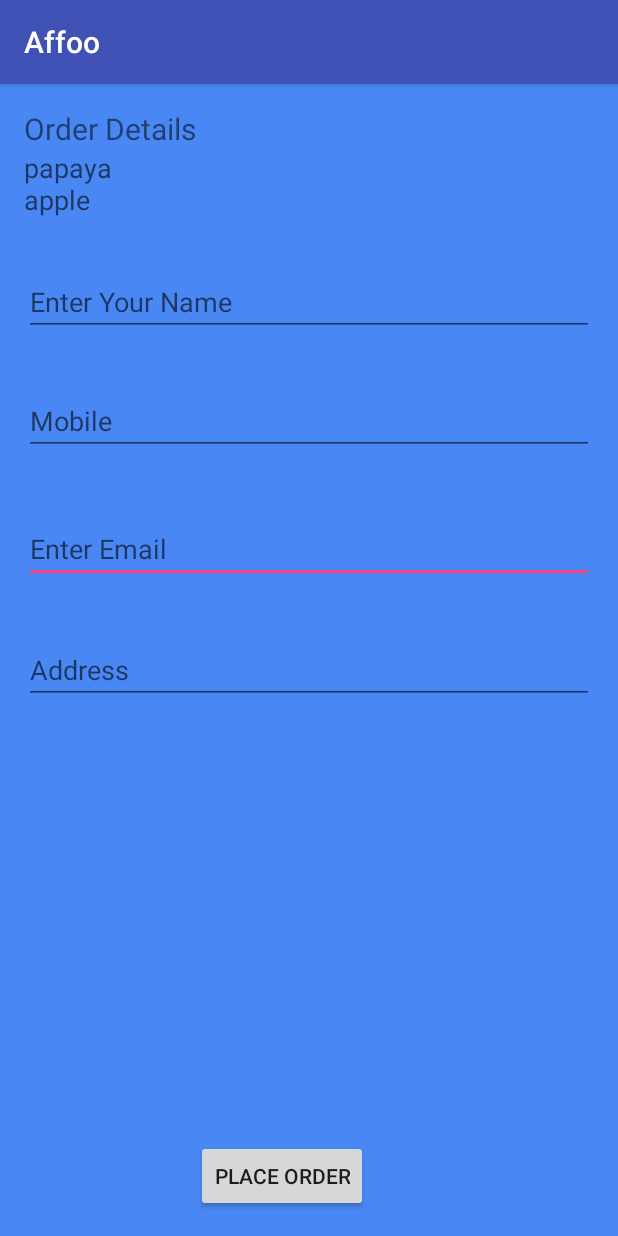
After one commit to AbhinavJain13/Affoo, an Android app: the PlaceOrder screen opened directly, with no data from a screen before it, on a phone screen of 412 x 824 dp. The commit adds this screen. Run offline under Robolectric (Android 15) with nearby library versions, the phone set to English and light mode, and no system bars; our stand-ins replace Firebase (no records; nobody signed in at launch, a user with empty details on screens opened directly).

Commit message:
firebase place order going on

```diff
--- a/app/src/main/AndroidManifest.xml
+++ b/app/src/main/AndroidManifest.xml
@@ -37,6 +37,7 @@
             android:name=".SignUpActivity"
             android:label="@string/title_activity_sign_up"
             android:theme="@style/Theme.AppCompat.NoActionBar" />
+        <activity android:name=".PlaceOrder"></activity>
     </application>
 
 </manifest>
--- a/app/src/main/java/Adapter/NavigationDrawerAdapter.java
+++ b/app/src/main/java/Adapter/NavigationDrawerAdapter.java
@@ -9,7 +9,6 @@ import android.widget.ImageView;
 import android.widget.LinearLayout;
 import android.widget.TextView;
 
-import com.affoo.affoo.NavigationDrawer;
 import com.affoo.affoo.R;
 
 import AdapterHandler.NavigationDrawerAdapterHandler;
@@ -62,7 +61,7 @@ public class NavigationDrawerAdapter extends RecyclerView.Adapter<NavigationDraw
             }
             else{
                 Name = (TextView) itemView.findViewById(R.id.name);         // Creating Text View object from header.xml for name
-                email = (TextView) itemView.findViewById(R.id.email);       // Creating Text View object from header.xml for email
+                email = (TextView) itemView.findViewById(R.id.customer_email);       // Creating Text View object from header.xml for email
                 profile = (ImageView) itemView.findViewById(R.id.circleView);// Creating Image view object from header.xml for profile pic
                 Holderid = 0;                                                // Setting holder id = 0 as the object being populated are of type header view
             }
--- a/app/src/main/java/com/affoo/affoo/User.java
+++ b/app/src/main/java/Model/User.java
@@ -1,4 +1,4 @@
-package com.affoo.affoo;
+package Model;
 
 import com.google.firebase.database.IgnoreExtraProperties;
 
--- a/app/src/main/java/com/affoo/affoo/LoginActivity.java
+++ b/app/src/main/java/com/affoo/affoo/LoginActivity.java
@@ -34,7 +34,6 @@ import android.widget.Toast;
 
 import com.google.android.gms.tasks.OnCompleteListener;
 import com.google.android.gms.tasks.Task;
-import com.google.firebase.FirebaseApp;
 import com.google.firebase.auth.AuthResult;
 import com.google.firebase.auth.FirebaseAuth;
 import com.google.firebase.auth.FirebaseUser;
@@ -109,7 +108,7 @@ public class LoginActivity extends AppCompatActivity implements LoaderCallbacks<
             }
         });
 
-        mEmailView = (AutoCompleteTextView) findViewById(R.id.email);
+        mEmailView = (AutoCompleteTextView) findViewById(R.id.customer_email);
         populateAutoComplete();
         mPasswordView = (EditText) findViewById(R.id.password);
         mPasswordView.setOnEditorActionListener(new TextView.OnEditorActionListener() {
--- a/app/src/main/java/com/affoo/affoo/NavigationDrawer.java
+++ b/app/src/main/java/com/affoo/affoo/NavigationDrawer.java
@@ -18,7 +18,7 @@ public class NavigationDrawer extends AppCompatActivity{
     //First We Declare Titles And Icons For Our Navigation Drawer List View
     //This Icons And Titles Are holded in an Array as you can see
 
-    String TITLES[] = {"Home","Events","Mail","Help","Logout"};
+    String TITLES[] = {"Home","My Order","Order","Share","Logout"};
     int ICONS[] = {R.drawable.ic_star_black_24dp,R.drawable.ic_edit_location_black_24dp,
             R.drawable.ic_star_black_24dp,R.drawable.ic_edit_location_black_24dp,R.drawable.ic_star_black_24dp};
 
--- /dev/null
+++ b/app/src/main/java/com/affoo/affoo/PlaceOrder.java
@@ -0,0 +1,76 @@
+package com.affoo.affoo;
+
+import android.app.ProgressDialog;
+import android.support.v7.app.AppCompatActivity;
+import android.os.Bundle;
+import android.view.View;
+import android.widget.Button;
+import android.widget.EditText;
+
+import com.google.firebase.auth.FirebaseAuth;
+import com.google.firebase.database.DatabaseReference;
+import com.google.firebase.database.FirebaseDatabase;
+
+import Model.Order;
+
+public class PlaceOrder extends AppCompatActivity {
+
+    public static String TAG = PlaceOrder.class.getSimpleName();
+
+    private FirebaseAuth mAuth;
+    private FirebaseAuth.AuthStateListener mAuthListener;
+    private ProgressDialog mWaitDialog;
+    private DatabaseReference mDatabase;
+
+    private EditText cusName;
+    private EditText cusMobile;
+    private EditText cusEmail;
+    private EditText cusAddress;
+    private Button btPlaceOrder;
+    @Override
+    protected void onCreate(Bundle savedInstanceState) {
+        super.onCreate(savedInstanceState);
+        setContentView(R.layout.activity_place_order);
+        initializeViews();
+        initWaitDialog();
+
+        //mAuth = FirebaseAuth.getInstance();
+        //initFireBaseListener();
+        mDatabase = FirebaseDatabase.getInstance().getReference();
+
+    }
+
+    private void initializeViews() {
+        cusName = (EditText) findViewById(R.id.customer_name);
+        cusMobile = (EditText) findViewById(R.id.customer_mobile);
+        cusEmail = (EditText) findViewById(R.id.customer_email);
+        cusAddress = (EditText) findViewById(R.id.customer_address);
+        btPlaceOrder = (Button) findViewById(R.id.place_order);
+        btPlaceOrder.setOnClickListener(new View.OnClickListener() {
+            @Override
+            public void onClick(View v) {
+                placeOrder();
+            }
+        });
+    }
+
+    private void placeOrder() {
+        Order order = new Order();
+        boolean valid = true;
+        order.setCusName(cusName.getText().toString());
+        order.setCusMobile(cusMobile.getText().toString());
+        order.setCusEmail(cusEmail.getText().toString());
+        order.setCusAddress(cusAddress.getText().toString());
+
+        uploadOrder(order);
+    }
+
+    private void uploadOrder(Order order) {
+        //mDatabase.child("users").child(userId).setValue(user);
+    }
+
+    private void initWaitDialog() {
+        mWaitDialog = new ProgressDialog(this);
+        mWaitDialog.setCancelable(false);
+    }
+}
--- a/app/src/main/java/com/affoo/affoo/SignUpActivity.java
+++ b/app/src/main/java/com/affoo/affoo/SignUpActivity.java
@@ -9,7 +9,6 @@ import android.text.TextUtils;
 import android.util.Log;
 import android.view.View;
 import android.widget.EditText;
-import android.widget.TextView;
 import android.widget.Toast;
 
 import com.google.android.gms.common.internal.safeparcel.SafeParcelable;
@@ -20,6 +19,8 @@ import com.google.firebase.auth.FirebaseAuth;
 import com.google.firebase.auth.FirebaseUser;
 import com.google.firebase.database.DatabaseReference;
 import com.google.firebase.database.FirebaseDatabase;
+
+import Model.User;
 
 public class SignUpActivity extends AppCompatActivity implements View.OnClickListener {
 
@@ -44,7 +45,7 @@ public class SignUpActivity extends AppCompatActivity implements View.OnClickLis
         initFireBaseListener();
         mDatabase = FirebaseDatabase.getInstance().getReference();
 
-        email = (EditText)findViewById(R.id.email);
+        email = (EditText)findViewById(R.id.customer_email);
         password = (EditText)findViewById(R.id.password);
         retype_password = (EditText)findViewById(R.id.retype_password);
         sign_up_button = findViewById(R.id.signup_button);
--- a/app/src/main/res/layout/activity_login.xml
+++ b/app/src/main/res/layout/activity_login.xml
@@ -35,7 +35,7 @@
                 android:layout_height="wrap_content">
 
                 <AutoCompleteTextView
-                    android:id="@+id/email"
+                    android:id="@+id/customer_email"
                     android:layout_width="match_parent"
                     android:layout_height="wrap_content"
                     android:hint="@string/prompt_email"
--- /dev/null
+++ b/app/src/main/res/layout/activity_place_order.xml
@@ -0,0 +1,90 @@
+<?xml version="1.0" encoding="utf-8"?>
+<RelativeLayout xmlns:android="http://schemas.android.com/apk/res/android"
+    xmlns:tools="http://schemas.android.com/tools"
+    android:layout_width="match_parent"
+    android:layout_height="match_parent"
+    android:paddingBottom="@dimen/activity_vertical_margin"
+    android:paddingLeft="@dimen/activity_horizontal_margin"
+    android:paddingRight="@dimen/activity_horizontal_margin"
+    android:paddingTop="@dimen/activity_vertical_margin"
+    tools:context="com.affoo.affoo.SignUpActivity"
+    android:background="#4988f4">
+
+    <EditText
+        android:layout_width="match_parent"
+        android:layout_height="wrap_content"
+        android:inputType="textEmailAddress"
+        android:ems="10"
+        android:id="@+id/customer_email"
+        android:hint="@string/enter_email"
+        android:layout_below="@+id/customer_mobile"
+        android:layout_alignParentLeft="true"
+        android:layout_alignParentStart="true"
+        android:layout_marginTop="40dp" />
+
+    <EditText
+        android:layout_width="match_parent"
+        android:layout_height="wrap_content"
+        android:inputType="textPersonName"
+        android:ems="10"
+        android:id="@+id/customer_name"
+        android:layout_marginTop="79dp"
+        android:layout_below="@+id/textView2"
+        android:layout_alignParentLeft="true"
+        android:layout_alignParentStart="true"
+        android:hint="Enter Your Name" />
+
+    <EditText
+        android:layout_width="match_parent"
+        android:layout_height="wrap_content"
+        android:inputType="phone"
+        android:ems="10"
+        android:id="@+id/customer_mobile"
+        android:hint="Mobile"
+        android:layout_below="@+id/customer_name"
+        android:layout_alignParentLeft="true"
+        android:layout_alignParentStart="true"
+        android:layout_marginTop="34dp" />
+
+    <EditText
+        android:layout_width="match_parent"
+        android:layout_height="wrap_content"
+        android:inputType="textPostalAddress"
+        android:ems="10"
+        android:id="@+id/customer_address"
+        android:hint="Address"
+        android:layout_below="@+id/customer_email"
+        android:layout_alignParentLeft="true"
+        android:layout_alignParentStart="true"
+        android:layout_marginTop="35dp" />
+
+    <TextView
+        android:layout_width="wrap_content"
+        android:layout_height="wrap_content"
+        android:text="Order Details"
+        android:id="@+id/textView2"
+        android:layout_alignParentTop="true"
+        android:layout_alignParentLeft="true"
+        android:layout_alignParentStart="true"
+        android:textSize="20dp" />
+
+    <TextView
+        android:layout_width="match_parent"
+        android:layout_height="60dp"
+        android:textAppearance="?android:attr/textAppearanceMedium"
+        android:text="papaya\napple"
+        android:id="@+id/textView3"
+        android:layout_below="@+id/textView2"
+        android:layout_alignParentLeft="true"
+        android:layout_alignParentStart="true" />
+
+    <Button
+        android:layout_width="wrap_content"
+        android:layout_height="wrap_content"
+        android:text="Place Order"
+        android:id="@+id/place_order"
+        android:layout_alignParentBottom="true"
+        android:layout_toRightOf="@+id/textView2"
+        android:layout_toEndOf="@+id/textView2" />
+
+</RelativeLayout>
--- a/app/src/main/res/layout/activity_sign_up.xml
+++ b/app/src/main/res/layout/activity_sign_up.xml
@@ -25,7 +25,7 @@
         android:layout_height="wrap_content"
         android:inputType="textEmailAddress"
         android:ems="10"
-        android:id="@+id/email"
+        android:id="@+id/customer_email"
         android:layout_below="@+id/title"
         android:layout_marginTop="34dp"
         android:layout_alignParentRight="true"
@@ -40,7 +40,7 @@
         android:inputType="textPassword"
         android:ems="10"
         android:id="@+id/password"
-        android:layout_below="@+id/email"
+        android:layout_below="@+id/customer_email"
         android:layout_alignParentLeft="true"
         android:layout_alignParentStart="true"
         android:layout_marginTop="32dp"
--- a/app/src/main/res/layout/navigation_drawer_header.xml
+++ b/app/src/main/res/layout/navigation_drawer_header.xml
@@ -28,7 +28,7 @@
             />
 
         <TextView
-            android:id="@+id/email"
+            android:id="@+id/customer_email"
             android:layout_width="wrap_content"
             android:layout_height="wrap_content"
             android:textColor="#413b3b"
```
Also changed, not shown: app/src/main/java/AdapterHandler/NavigationDrawerAdapterHandler.java (+23 -2 lines), app/src/main/java/Model/Order.java (added, +46 -0 lines).
